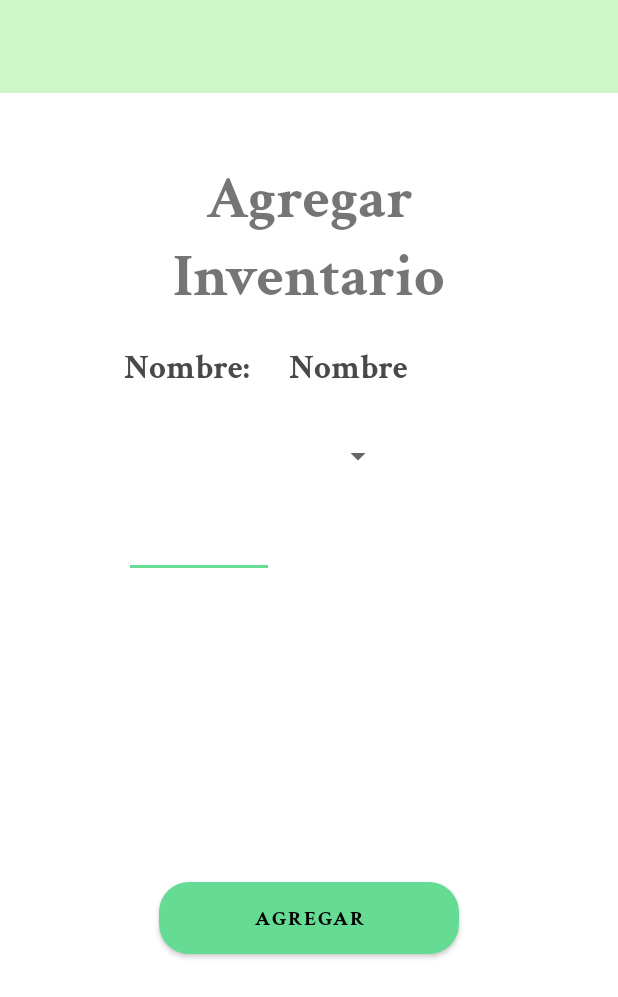
After one commit to NormanRomero06/FavaApp, an Android app: the fragment AgregarInventarioFragment shown on its own in the app's theme, on a phone screen of 412 x 824 dp. The commit adds this screen. Shown: the top 997 px of the screen. Run offline under Robolectric (Android 15) with nearby library versions, the phone set to English and light mode, and no system bars; network calls fail.

Commit message:
Diseño de Agregar Inventario

```diff
--- /dev/null
+++ b/app/src/main/java/com/example/appfavas/ui/inventario/AgregarInventarioFragment.kt
@@ -0,0 +1,60 @@
+package com.example.appfavas.ui.inventario
+
+import android.os.Bundle
+import androidx.fragment.app.Fragment
+import android.view.LayoutInflater
+import android.view.View
+import android.view.ViewGroup
+import com.example.appfavas.R
+
+// TODO: Rename parameter arguments, choose names that match
+// the fragment initialization parameters, e.g. ARG_ITEM_NUMBER
+private const val ARG_PARAM1 = "param1"
+private const val ARG_PARAM2 = "param2"
+
+/**
+ * A simple [Fragment] subclass.
+ * Use the [AgregarInventarioFragment.newInstance] factory method to
+ * create an instance of this fragment.
+ */
+class AgregarInventarioFragment : Fragment() {
+    // TODO: Rename and change types of parameters
+    private var param1: String? = null
+    private var param2: String? = null
+
+    override fun onCreate(savedInstanceState: Bundle?) {
+        super.onCreate(savedInstanceState)
+        arguments?.let {
+            param1 = it.getString(ARG_PARAM1)
+            param2 = it.getString(ARG_PARAM2)
+        }
+    }
+
+    override fun onCreateView(
+        inflater: LayoutInflater, container: ViewGroup?,
+        savedInstanceState: Bundle?
+    ): View? {
+        // Inflate the layout for this fragment
+        return inflater.inflate(R.layout.fragment_agregar_inventario, container, false)
+    }
+
+    companion object {
+        /**
+         * Use this factory method to create a new instance of
+         * this fragment using the provided parameters.
+         *
+         * @param param1 Parameter 1.
+         * @param param2 Parameter 2.
+         * @return A new instance of fragment AgregarInventarioFragment.
+         */
+        // TODO: Rename and change types and number of parameters
+        @JvmStatic
+        fun newInstance(param1: String, param2: String) =
+            AgregarInventarioFragment().apply {
+                arguments = Bundle().apply {
+                    putString(ARG_PARAM1, param1)
+                    putString(ARG_PARAM2, param2)
+                }
+            }
+    }
+}
--- /dev/null
+++ b/app/src/main/res/layout/fragment_agregar_inventario.xml
@@ -0,0 +1,103 @@
+<?xml version="1.0" encoding="utf-8"?>
+<androidx.constraintlayout.widget.ConstraintLayout xmlns:android="http://schemas.android.com/apk/res/android"
+    xmlns:app="http://schemas.android.com/apk/res-auto"
+    xmlns:tools="http://schemas.android.com/tools"
+    android:layout_width="match_parent"
+    android:layout_height="match_parent"
+    android:background="@color/back"
+    tools:context=".ui.inventario.AgregarInventarioFragment">
+
+    <View
+        android:id="@+id/VwInventario"
+        android:layout_width="800dp"
+        android:layout_height="800dp"
+        android:layout_marginTop="100dp"
+        android:background="@drawable/ic_shape_login"
+        app:layout_constraintBottom_toBottomOf="parent"
+        app:layout_constraintEnd_toEndOf="parent"
+        app:layout_constraintStart_toStartOf="parent"
+        app:layout_constraintTop_toTopOf="parent" />
+
+    <TextView
+        android:id="@+id/tvAgregarInventario"
+        android:layout_width="300dp"
+        android:layout_height="0dp"
+        android:layout_marginTop="40dp"
+        android:fontFamily="@font/crimson_text_bold"
+        android:text="@string/agregar_inventario"
+        android:textAlignment="center"
+        android:textSize="40sp"
+        app:layout_constraintEnd_toEndOf="@id/VwInventario"
+        app:layout_constraintStart_toStartOf="@id/VwInventario"
+        app:layout_constraintTop_toTopOf="@id/VwInventario" />
+
+    <TextView
+        android:id="@+id/tvNombre"
+        android:layout_width="100dp"
+        android:layout_height="wrap_content"
+        android:layout_marginTop="228dp"
+        android:fontFamily="@font/crimson_text_bold"
+        android:text="Nombre: "
+        android:textColor="@color/gray"
+        android:textSize="22sp"
+        app:layout_constraintEnd_toEndOf="parent"
+        app:layout_constraintHorizontal_bias="0.264"
+        app:layout_constraintStart_toStartOf="parent"
+        app:layout_constraintTop_toTopOf="parent" />
+
+
+    <TextView
+        android:id="@+id/tvNombreArticulo"
+        android:layout_width="100dp"
+        android:layout_height="wrap_content"
+        android:layout_marginTop="228dp"
+        android:fontFamily="@font/crimson_text_bold"
+        android:text="Nombre"
+        android:textColor="@color/gray"
+        android:textSize="22sp"
+        android:layout_marginLeft="150sp"
+        app:layout_constraintEnd_toEndOf="parent"
+        app:layout_constraintHorizontal_bias="0.264"
+        app:layout_constraintStart_toStartOf="parent"
+        app:layout_constraintTop_toTopOf="parent" />
+
+    <Spinner
+        android:id="@+id/spEntSal"
+        android:layout_width="200dp"
+        android:layout_height="40dp"
+        android:layout_marginTop="24dp"
+        app:layout_constraintEnd_toEndOf="parent"
+        app:layout_constraintHorizontal_bias="0.296"
+        app:layout_constraintStart_toStartOf="parent"
+        app:layout_constraintTop_toBottomOf="@id/tvNombre"
+
+        />
+
+    <EditText
+        android:id="@+id/etCantidad"
+        android:layout_width="100dp"
+        android:layout_height="wrap_content"
+        android:layout_marginTop="16dp"
+        android:inputType="number"
+        app:layout_constraintEnd_toEndOf="parent"
+        app:layout_constraintHorizontal_bias="0.264"
+        app:layout_constraintStart_toStartOf="parent"
+        app:layout_constraintTop_toBottomOf="@id/spEntSal" />
+
+    <Button
+        android:id="@+id/btnAgregar"
+        android:layout_width="200dp"
+        android:layout_height="wrap_content"
+        android:layout_marginTop="400dp"
+        android:background="@drawable/btn_shape"
+        android:fontFamily="@font/crimson_text_bold"
+        android:backgroundTint="@color/back"
+        android:text="Agregar"
+        android:textColor="@color/black"
+        app:layout_constraintBottom_toBottomOf="parent"
+        app:layout_constraintEnd_toEndOf="parent"
+        app:layout_constraintStart_toStartOf="parent"
+        app:layout_constraintTop_toTopOf="parent" />
+
+
+</androidx.constraintlayout.widget.ConstraintLayout>
--- a/app/src/main/res/values/strings.xml
+++ b/app/src/main/res/values/strings.xml
@@ -43,6 +43,7 @@
     <string name="realizar_pago">Realizar Pago</string>
     <string name="editar_pago">Editar Pago</string>
     <string name="eliminar_pago">Eliminar Pago</string>
+    <string name="agregar_inventario">Agregar Inventario</string>
 
     <string name="reembolsar">Reembolsar</string>
     <string name="totaln">Total</string>
```
